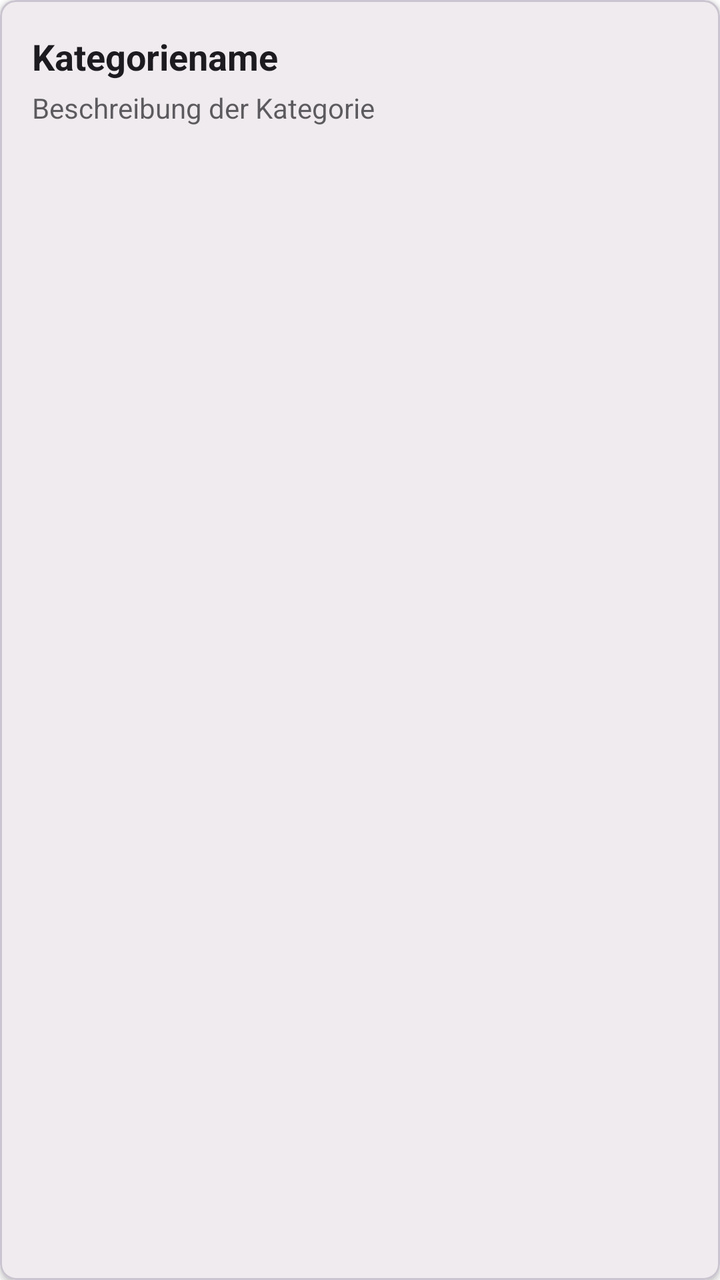
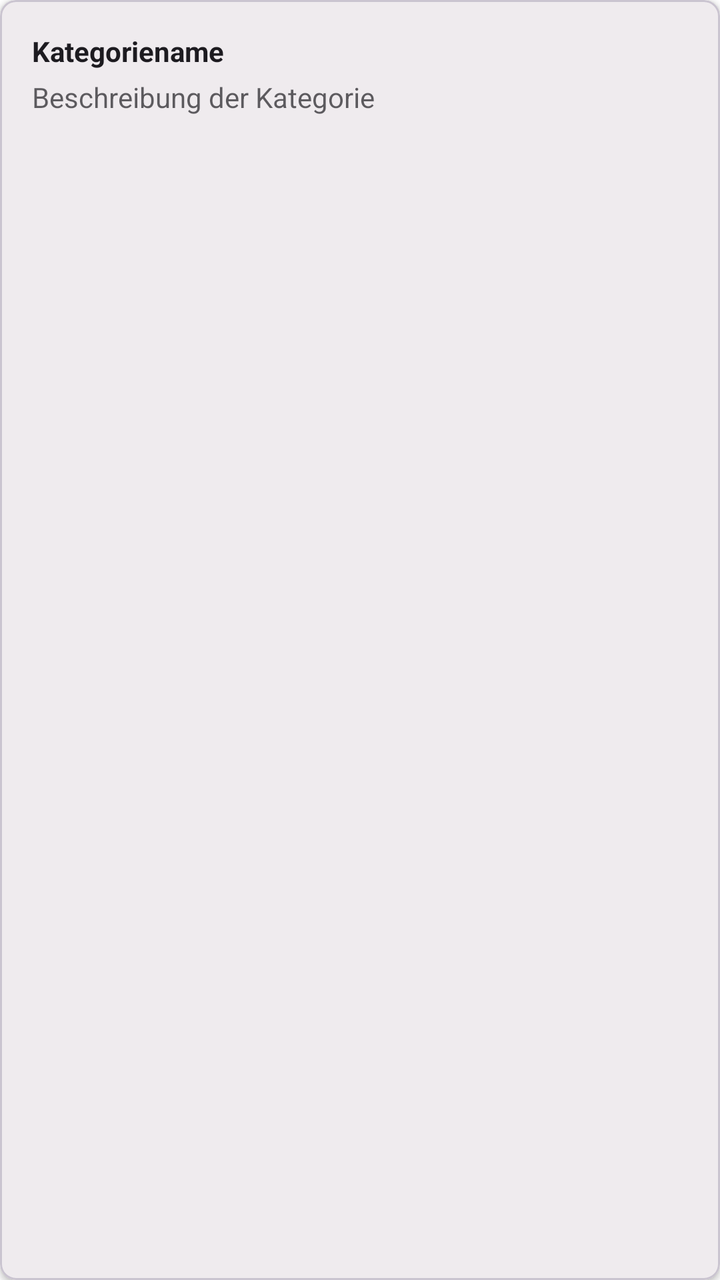

Two renders of the same Android screen: before a commit and after it. Below are the layout's source before the change and the commit's diff.
<!-- AndroidManifest.xml: application theme Theme.HundeWildnis -->
<!-- res/layout/item_training_category.xml -->
<?xml version="1.0" encoding="utf-8"?>
<com.google.android.material.card.MaterialCardView xmlns:android="http://schemas.android.com/apk/res/android"
    xmlns:app="http://schemas.android.com/apk/res-auto"
    android:layout_width="match_parent"
    android:layout_height="wrap_content"
    android:layout_margin="8dp"
    app:cardCornerRadius="8dp"
    app:cardElevation="2dp"
    android:clickable="true"
    android:focusable="true"
    android:foreground="?attr/selectableItemBackground">

    <LinearLayout
        android:layout_width="match_parent"
        android:layout_height="wrap_content"
        android:orientation="vertical"
        android:padding="16dp">

        <TextView
            android:id="@+id/tvCategoryName"
            android:layout_width="match_parent"
            android:layout_height="wrap_content"
            android:text="Kategoriename"
            android:textSize="18sp"
            android:textStyle="bold"
            android:textColor="?attr/colorOnSurface" />

        <TextView
            android:id="@+id/tvCategoryDescription"
            android:layout_width="match_parent"
            android:layout_height="wrap_content"
            android:text="Beschreibung der Kategorie"
            android:textSize="14sp"
            android:layout_marginTop="4dp"
            android:alpha="0.7"
            android:textColor="?attr/colorOnSurface" />

    </LinearLayout>

</com.google.android.material.card.MaterialCardView>
<!-- resources referenced by this layout -->
<resources>
  <style name="Base.Theme.HundeWildnis" parent="Theme.Material3.Light.NoActionBar">
          <item name="colorPrimary">#2d5016</item>
          <item name="colorPrimaryVariant">#1a3009</item>
          <item name="colorOnPrimary">#FFFFFF</item>
          <item name="colorSecondary">#6b8e4e</item>
          <item name="colorSecondaryVariant">#4a6135</item>
          <item name="colorOnSecondary">#000000</item>
          <item name="android:statusBarColor">?attr/colorPrimaryVariant</item>
  
          <item name="android:navigationBarColor">@android:color/transparent</item>
          <item name="android:windowLightStatusBar">true</item>
          <item name="android:windowLightNavigationBar">true</item>
          <item name="android:enforceNavigationBarContrast" tools:targetApi="q">false</item>
          <item name="android:enforceStatusBarContrast" tools:targetApi="q">false</item>
  
          
          <item name="colorAccent">#2d5016</item>
          <item name="android:textColorPrimary">#000000</item>
  
          
          <item name="materialAlertDialogTheme">@style/AlertDialogTheme</item>
  
          
          <item name="actionMenuTextColor">#FFFFFF</item>
  
          
          <item name="android:windowBackground">#FFFFFF</item>
          <item name="android:colorBackground">#FFFFFF</item>
      </style>
  <style name="AlertDialogTheme" parent="ThemeOverlay.Material3.MaterialAlertDialog">
          
          <item name="colorSurface">#FFFFFF</item>
  
          
          <item name="colorOnSurface">#000000</item>
          <item name="android:textColorPrimary">#000000</item>
  
          
          <item name="buttonBarPositiveButtonStyle">@style/DialogButtonStyle.Light</item>
          <item name="buttonBarNegativeButtonStyle">@style/DialogButtonStyle.Light</item>
          <item name="buttonBarNeutralButtonStyle">@style/DialogButtonStyle.Light</item>
      </style>
  <style name="DialogButtonStyle.Light" parent="Widget.Material3.Button.TextButton.Dialog">
          
          <item name="android:textColor">#2d5016</item>
  
          
          <item name="backgroundTint">@android:color/transparent</item>
  
          
          <item name="rippleColor">#332d5016</item>
      </style>
  <!-- unchanged entries left out for length: 1 -->
</resources>

<!-- the commit's change to res/layout/item_training_category.xml (unified diff, before → after) -->
@@ -21,7 +21,7 @@
             android:layout_width="match_parent"
             android:layout_height="wrap_content"
             android:text="Kategoriename"
-            android:textSize="18sp"
+            android:textSize="@dimen/text_body_medium"
             android:textStyle="bold"
             android:textColor="?attr/colorOnSurface" />
 
@@ -30,7 +30,7 @@
             android:layout_width="match_parent"
             android:layout_height="wrap_content"
             android:text="Beschreibung der Kategorie"
-            android:textSize="14sp"
+            android:textSize="@dimen/text_body_medium"
             android:layout_marginTop="4dp"
             android:alpha="0.7"
             android:textColor="?attr/colorOnSurface" />
<!-- resource entries referenced after the edit -->
@@ -1,17 +1,21 @@
 <!-- resources referenced by this layout -->
 <resources>
+  <dimen name="text_body_medium">14sp</dimen>
   <style name="Base.Theme.HundeWildnis" parent="Theme.Material3.Light.NoActionBar">
+          
+          <item name="materialButtonStyle">@style/Widget.App.Button</item>
+  
           <item name="colorPrimary">#2d5016</item>
           <item name="colorPrimaryVariant">#1a3009</item>
           <item name="colorOnPrimary">#FFFFFF</item>
           <item name="colorSecondary">#6b8e4e</item>
           <item name="colorSecondaryVariant">#4a6135</item>
           <item name="colorOnSecondary">#000000</item>
-          <item name="android:statusBarColor">?attr/colorPrimaryVariant</item>
-  
+          <item name="android:statusBarColor">@android:color/transparent</item>
           <item name="android:navigationBarColor">@android:color/transparent</item>
+          <item name="android:windowDrawsSystemBarBackgrounds">true</item>
           <item name="android:windowLightStatusBar">true</item>
-          <item name="android:windowLightNavigationBar">true</item>
+          <item name="android:windowLightNavigationBar" tools:targetApi="27">true</item>
           <item name="android:enforceNavigationBarContrast" tools:targetApi="q">false</item>
           <item name="android:enforceStatusBarContrast" tools:targetApi="q">false</item>
   
@@ -21,13 +25,26 @@
   
           
           <item name="materialAlertDialogTheme">@style/AlertDialogTheme</item>
+          <item name="alertDialogTheme">@style/AlertDialogTheme</item>
   
           
           <item name="actionMenuTextColor">#FFFFFF</item>
+          <item name="actionOverflowButtonStyle">@style/Widget.App.Overflow</item>
   
           
           <item name="android:windowBackground">#FFFFFF</item>
           <item name="android:colorBackground">#FFFFFF</item>
+      </style>
+  <style name="Widget.App.Button" parent="Widget.Material3.Button">
+          <item name="autoSizeTextType">uniform</item>
+          <item name="autoSizeMinTextSize">12sp</item>
+          <item name="autoSizeMaxTextSize">@dimen/text_button_large</item>
+          <item name="autoSizeStepGranularity">1sp</item>
+          <item name="android:maxLines">2</item>
+          <item name="android:ellipsize">end</item>
+          <item name="android:paddingStart">16dp</item>
+          <item name="android:paddingEnd">16dp</item>
+          <item name="android:minHeight">60dp</item>
       </style>
   <style name="AlertDialogTheme" parent="ThemeOverlay.Material3.MaterialAlertDialog">
           
@@ -41,10 +58,39 @@
           <item name="buttonBarPositiveButtonStyle">@style/DialogButtonStyle.Light</item>
           <item name="buttonBarNegativeButtonStyle">@style/DialogButtonStyle.Light</item>
           <item name="buttonBarNeutralButtonStyle">@style/DialogButtonStyle.Light</item>
+  
+          
+          <item name="buttonBarStyle">@style/Widget.App.ButtonBar</item>
+  
+          
+          <item name="android:buttonStyle">@style/DialogButtonStyle.Light</item>
       </style>
+  <style name="Widget.App.Overflow" parent="Widget.AppCompat.ActionButton.Overflow">
+          <item name="android:src">@drawable/ic_menu_hamburger</item>
+      </style>
+  <dimen name="text_button_large">20sp</dimen>
   <style name="DialogButtonStyle.Light" parent="Widget.Material3.Button.TextButton.Dialog">
           
           <item name="android:textColor">#2d5016</item>
+  
+          
+          <item name="android:textSize">13sp</item>
+          <item name="android:textAllCaps">false</item>
+          <item name="android:maxLines">2</item>
+          <item name="android:singleLine">false</item>
+          <item name="android:ellipsize">none</item>
+          <item name="autoSizeTextType">uniform</item>
+          <item name="autoSizeMinTextSize">10sp</item>
+          <item name="autoSizeMaxTextSize">16sp</item>
+  
+          
+          <item name="android:paddingStart">2dp</item>
+          <item name="android:paddingEnd">2dp</item>
+          <item name="android:minWidth">0dp</item>
+          <item name="android:insetLeft">0dp</item>
+          <item name="android:insetRight">0dp</item>
+          <item name="android:insetTop">0dp</item>
+          <item name="android:insetBottom">0dp</item>
   
           
           <item name="backgroundTint">@android:color/transparent</item>
@@ -52,6 +98,19 @@
           
           <item name="rippleColor">#332d5016</item>
       </style>
+  <style name="Widget.App.ButtonBar" parent="Widget.AppCompat.ButtonBar.AlertDialog">
+          <item name="android:padding">0dp</item>
+      </style>
+  <!-- drawable ic_menu_hamburger (drawable) -->
+  <vector xmlns:android="http://schemas.android.com/apk/res/android"
+      android:width="24dp"
+      android:height="24dp"
+      android:viewportWidth="24"
+      android:viewportHeight="24">
+      <path
+          android:fillColor="#FFFFFF"
+          android:pathData="M3,18h18v-2H3V18z M3,13h18v-2H3V13z M3,6v2h18V6H3z" />
+  </vector>
   <!-- unchanged entries left out for length: 1 -->
 </resources>
 
